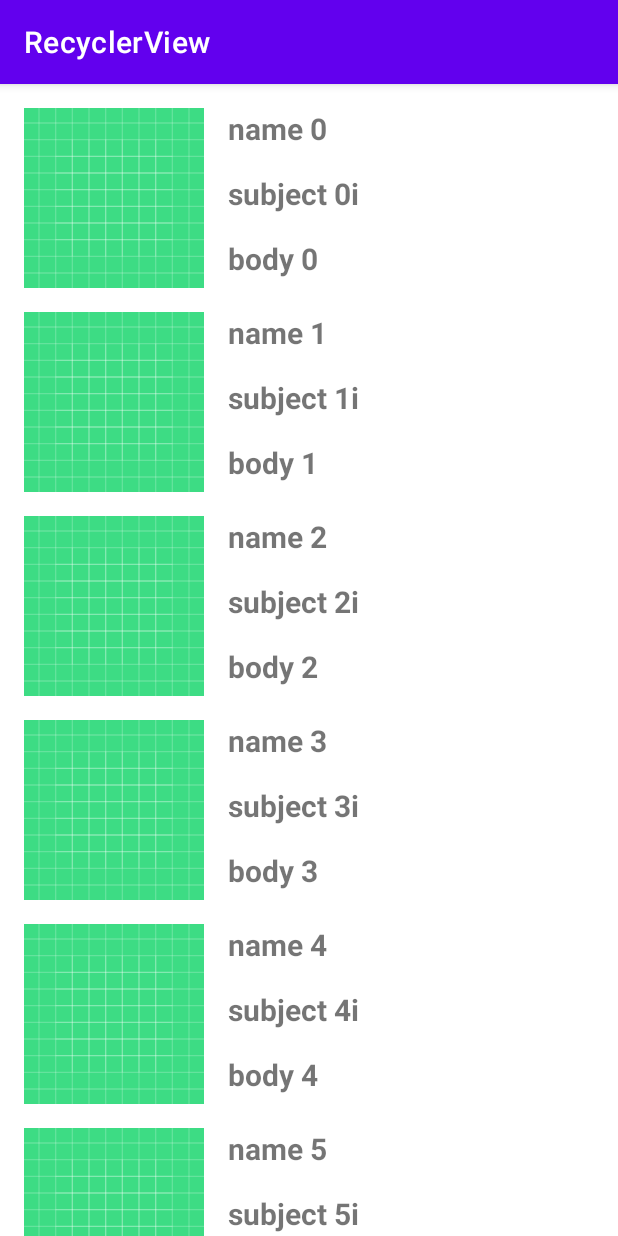
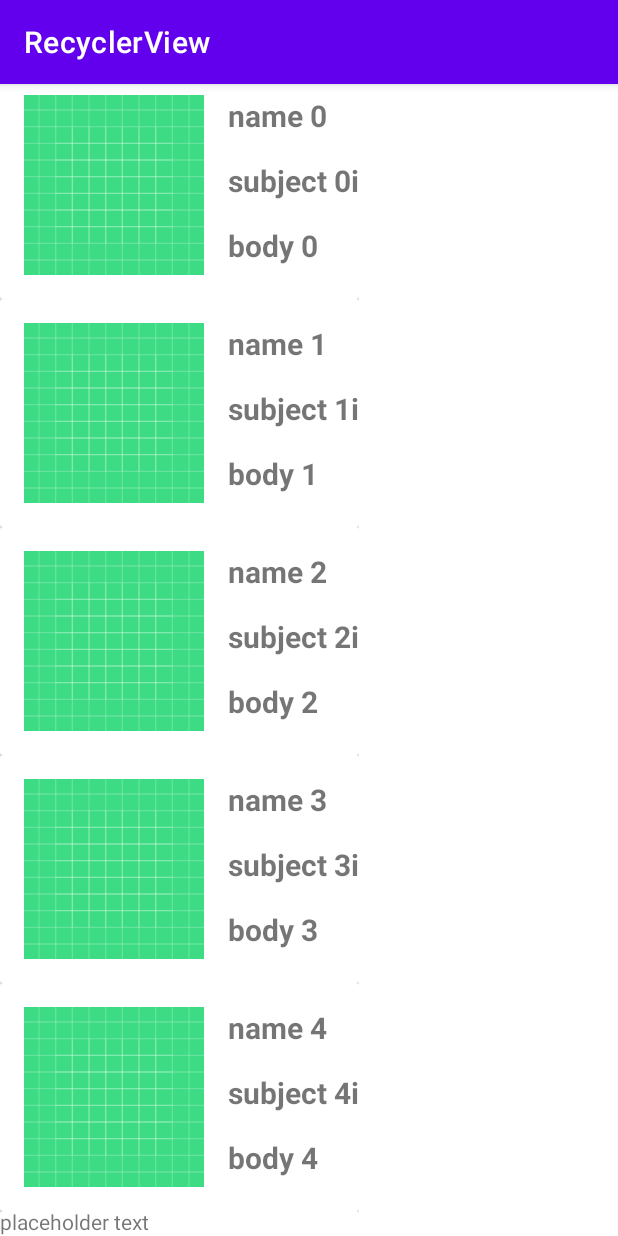
Before and after one commit to khaldrogo5540/RecyclerView_Assigment, an Android app: the screen it shows after launch (MainActivity), on a phone screen of 412 x 824 dp. Run offline under Robolectric (Android 15) with nearby library versions, the phone set to English and light mode, and no system bars; pictures from the network do not load.

Commit message:
- updated recyclerview steps

```diff
--- a/app/src/main/java/com/example/recyclerview/Adapters/EmailAdapter.java
+++ b/app/src/main/java/com/example/recyclerview/Adapters/EmailAdapter.java
@@ -10,6 +10,7 @@ import androidx.recyclerview.widget.RecyclerView;
 
 import com.example.recyclerview.R;
 import com.example.recyclerview.model.Email;
+import com.example.recyclerview.util.EmailClickListener;
 
 import java.util.List;
 
@@ -23,6 +24,18 @@ public class EmailAdapter extends RecyclerView.Adapter<EmailViewHolder> {
     //data as a list of items
     public EmailAdapter(List<Email> emails) {
         emailList = emails;
+    }
+
+    //what if we wanted to set a new list to our adapter?
+    public void setEmailList(List<Email> emails) {
+        emailList = emails;
+        //let your recyclerview refresh itself once the list has been updated
+        notifyDataSetChanged();
+    }
+
+    public void setEmail(int position, Email email) {
+        emailList.set(position, email);
+        notifyItemChanged(position);
     }
 
     @NonNull
@@ -43,7 +56,12 @@ public class EmailAdapter extends RecyclerView.Adapter<EmailViewHolder> {
 //                LayoutInflater.from(context).inflate(R.layout.email_item, parent, false)
 //        );
 
-        return new EmailViewHolder(myView);
+        //STEP 5 FOR ALLOWING YOUR ITEMS TO BE CLICKED
+        //we can pass our listener here and set it to our Viewholder
+        //but..how do?
+        EmailViewHolder emailViewHolder = new EmailViewHolder(myView);
+        emailViewHolder.setListener((EmailClickListener) context);
+        return emailViewHolder;
     }
 
     @Override
--- a/app/src/main/java/com/example/recyclerview/Adapters/EmailViewHolder.java
+++ b/app/src/main/java/com/example/recyclerview/Adapters/EmailViewHolder.java
@@ -10,13 +10,18 @@ import androidx.recyclerview.widget.RecyclerView;
 
 import com.bumptech.glide.Glide;
 import com.example.recyclerview.R;
+import com.example.recyclerview.util.EmailClickListener;
 
-//STEP 3: CREATE A VIEWHOLDER CLASS (does not ne
-class EmailViewHolder extends RecyclerView.ViewHolder {
+//STEP 3: CREATE A VIEWHOLDER CLASS
+//STEP 2 FOR ALLOWING YOUR ITEMS TO BE CLICKED: implement a View.OnClickListener
+class EmailViewHolder extends RecyclerView.ViewHolder implements View.OnClickListener{
+    //STEP 2A FOR ALLOWING YOUR ITEMS TO BE CLICKED:
+    //declare and initialize your emailclick listener in your viewholder
     private TextView nameTv;
     private TextView subjectTv;
     private TextView bodyTv;
     private ImageView emailIcon;
+    private EmailClickListener mListener;
 
     public EmailViewHolder(@NonNull View itemView) {
         super(itemView);
@@ -25,9 +30,23 @@ class EmailViewHolder extends RecyclerView.ViewHolder {
         subjectTv = itemView.findViewById(R.id.subject_tv);
         bodyTv = itemView.findViewById(R.id.body_tv);
         emailIcon = itemView.findViewById(R.id.email_icon);
+
     }
 
-    public void bindItems(String name, String subject, String body, String imageUrl, Context context) {
+    //STEP 2B FOR ALLOWING YOUR ITEMS TO BE CLICKED:
+    //create a setter for your item click listener
+    public void setListener(EmailClickListener listener) {
+        this.mListener = listener;
+        //dont forget to set your item view to the onClickListner
+        itemView.setOnClickListener(this);
+    }
+
+    public void bindItems(String name,
+                          String subject,
+                          String body,
+                          String imageUrl,
+                          Context context
+    ) {
         nameTv.setText(name);
         subjectTv.setText(subject);
         bodyTv.setText(body);
@@ -39,4 +58,11 @@ class EmailViewHolder extends RecyclerView.ViewHolder {
                 .placeholder(R.drawable.ic_launcher_background)
                 .into(emailIcon);
     }
+
+    //STEP 2C FOR ALLOWING YOUR ITEMS TO BE CLICKED:
+    //override the onClick method
+    @Override
+    public void onClick(View v) {
+        mListener.onEmailClicked(v, getAdapterPosition());
+    }
 }
--- a/app/src/main/java/com/example/recyclerview/MainActivity.java
+++ b/app/src/main/java/com/example/recyclerview/MainActivity.java
@@ -5,29 +5,47 @@ import androidx.recyclerview.widget.LinearLayoutManager;
 import androidx.recyclerview.widget.RecyclerView;
 
 import android.os.Bundle;
+import android.view.View;
+import android.widget.TextView;
+import android.widget.Toast;
 
 import com.example.recyclerview.Adapters.EmailAdapter;
 import com.example.recyclerview.model.Email;
+import com.example.recyclerview.util.EmailClickListener;
 
 import java.util.ArrayList;
 import java.util.List;
 
-public class MainActivity extends AppCompatActivity {
+//STEP 4 FOR ALLOWING YOUR ITEMS TO BE CLICKED:
+//make your activity implement your item click listener interface
+public class MainActivity extends AppCompatActivity implements EmailClickListener {
     //STEP 5: Declare and initialize your recyclerview
     private RecyclerView mEmailRv;
+    private List<Email> mEmailList;
+    private TextView mMyTextView;
 
     @Override
     protected void onCreate(Bundle savedInstanceState) {
         super.onCreate(savedInstanceState);
         setContentView(R.layout.activity_main);
 
+        initializeViews();
+        getData();
+        setUpRecyclerView();
+    }
+
+    //I'll primarily use this function to just initialize my views in my onCreate method
+    private void initializeViews() {
         //STEP 5 (CONTINUED)
         mEmailRv = findViewById(R.id.email_rv);
+        mMyTextView = findViewById(R.id.my_text_view);
+    }
 
+    private void getData() {
         //STEP 0: HAVE SOME DATA TO BE DISPLAYED TO A RECYCLERVIEW
         //Let's create a list of emails that we later want to display onto our
         //recyclerview
-        List<Email> emailList = new ArrayList<Email>();
+        mEmailList = new ArrayList<Email>();
         for (int i=0; i<100; i++) {
             Email currentEmail = new Email(
                     "name " + i,
@@ -36,11 +54,13 @@ public class MainActivity extends AppCompatActivity {
                     "https://purepng.com/public/uploads/large/purepng.com-mail-iconsymbolsiconsapple-iosiosios-8-iconsios-8-721522596075clftr.png"
             );
 
-            emailList.add(currentEmail);
+            mEmailList.add(currentEmail);
         }
+    }
 
+    public void setUpRecyclerView() {
         //STEP 6: Initialize our adapter and set it to our recyclerview
-        EmailAdapter myAdapter = new EmailAdapter(emailList);
+        EmailAdapter myAdapter = new EmailAdapter(mEmailList);
         mEmailRv.setAdapter(myAdapter);
 
         //STEP 7: Set a linear layout manager to our recyclerview
@@ -52,4 +72,15 @@ public class MainActivity extends AppCompatActivity {
                 )
         );
     }
+
+    @Override
+    public void onEmailClicked(View view, int position) {
+        //STEP 4B FOR ALLOWING YOUR ITEMS TO BE CLICKED
+        //define this method
+        //define what we want to do in our on click
+        Toast.makeText(this,
+                "We are now displaying " + mEmailList.get(position).getName(),
+                Toast.LENGTH_LONG).show();
+        mMyTextView.setText("We are now displaying " + mEmailList.get(position).getName());
+    }
 }
--- /dev/null
+++ b/app/src/main/java/com/example/recyclerview/util/EmailClickListener.java
@@ -0,0 +1,8 @@
+package com.example.recyclerview.util;
+
+import android.view.View;
+
+//STEP 1 FOR ALLOWING YOUR ITEMS TO BE CLICKED: create your listener
+public interface EmailClickListener {
+    void onEmailClicked(View view, int position);
+}
--- a/app/src/main/res/layout/activity_main.xml
+++ b/app/src/main/res/layout/activity_main.xml
@@ -13,8 +13,15 @@
         android:id="@+id/email_rv"
         android:layout_width="wrap_content"
         android:layout_height="wrap_content"
-        app:layout_constraintBottom_toBottomOf="parent"
+        app:layout_constraintBottom_toTopOf="@id/my_text_view"
         app:layout_constraintLeft_toLeftOf="parent"
         app:layout_constraintTop_toTopOf="parent" />
 
+    <TextView
+        android:id="@+id/my_text_view"
+        android:layout_width="match_parent"
+        android:layout_height="wrap_content"
+        android:text="@string/placeholder_text"
+        app:layout_constraintBottom_toBottomOf="parent"/>
+
 </androidx.constraintlayout.widget.ConstraintLayout>
--- a/app/src/main/res/layout/email_item.xml
+++ b/app/src/main/res/layout/email_item.xml
@@ -1,20 +1,25 @@
 <?xml version="1.0" encoding="utf-8"?>
-<androidx.constraintlayout.widget.ConstraintLayout xmlns:android="http://schemas.android.com/apk/res/android"
+<androidx.cardview.widget.CardView
+    xmlns:android="http://schemas.android.com/apk/res/android"
     xmlns:app="http://schemas.android.com/apk/res-auto"
     android:layout_width="match_parent"
     android:layout_height="wrap_content">
 
 <!--    STEP 2: CREATE A LAYOUT FOR ONE CELL/ITEM IN YOUR
             RECYCLERVIEW-->
+    <androidx.constraintlayout.widget.ConstraintLayout
+        android:layout_width="match_parent"
+        android:layout_height="match_parent">
 
         <ImageView
             android:id="@+id/email_icon"
             android:layout_width="@dimen/image_width"
             android:layout_height="@dimen/image_height"
+            android:layout_margin="@dimen/stnd_margin"
+            android:src="@drawable/ic_launcher_background"
+            app:layout_constraintBottom_toBottomOf="parent"
             app:layout_constraintStart_toStartOf="parent"
-        app:layout_constraintTop_toTopOf="parent"
-        android:src="@drawable/ic_launcher_background"
-        android:layout_margin="@dimen/stnd_margin"/>
+            app:layout_constraintTop_toTopOf="parent" />
 
         <TextView
             android:id="@+id/name_tv"
@@ -48,5 +53,6 @@
             android:textSize="20sp"
             android:textStyle="bold"
             app:layout_constraintStart_toEndOf="@id/email_icon" />
+    </androidx.constraintlayout.widget.ConstraintLayout>
 
-</androidx.constraintlayout.widget.ConstraintLayout>
+</androidx.cardview.widget.CardView>
--- a/app/src/main/res/values/strings.xml
+++ b/app/src/main/res/values/strings.xml
@@ -1,4 +1,5 @@
 <resources>
     <string name="app_name">RecyclerView</string>
     <string name="email_name">email name</string>
+    <string name="placeholder_text">placeholder text</string>
 </resources>
```
Lines whose indentation alone changed are shown as unchanged.
